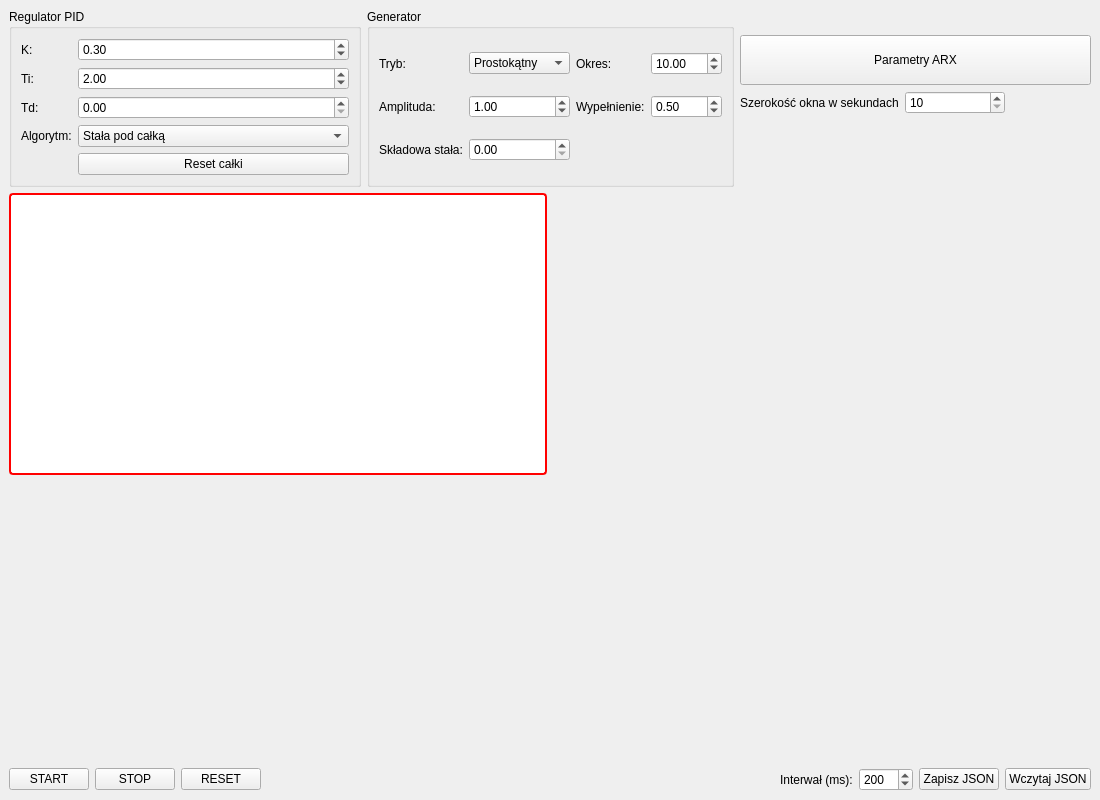
Before: the Qt Designer form projektUAR-master/mainwindow.ui in IgorStarnowski/Projekt-Sieci, drawn with Qt 5.
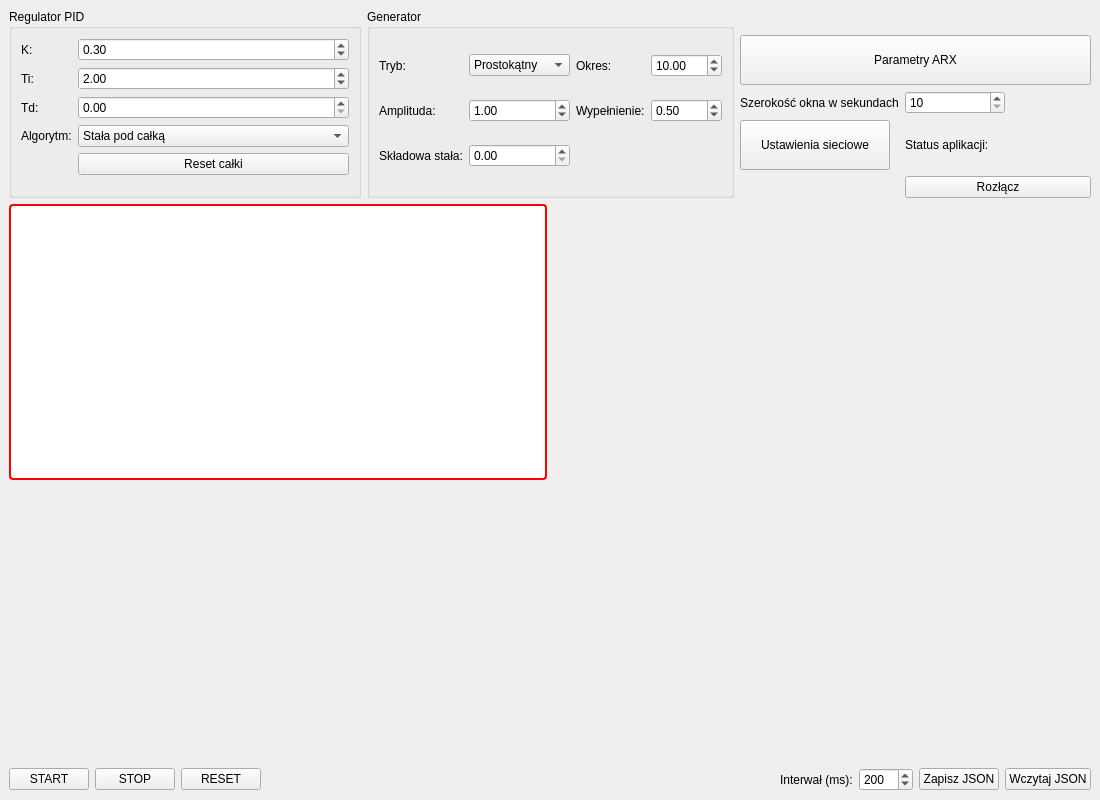
After: the same form once the commit is applied.

Commit message: gui+łączenie sieciowe

Diff of the .ui file:
```diff
--- a/projektUAR-master/mainwindow.ui
+++ b/projektUAR-master/mainwindow.ui
@@ -263,6 +263,39 @@
           </property>
          </spacer>
         </item>
+        <item row="4" column="0">
+         <widget class="QPushButton" name="btnSiec">
+          <property name="minimumSize">
+           <size>
+            <width>150</width>
+            <height>50</height>
+           </size>
+          </property>
+          <property name="maximumSize">
+           <size>
+            <width>16777215</width>
+            <height>16777215</height>
+           </size>
+          </property>
+          <property name="text">
+           <string>Ustawienia sieciowe</string>
+          </property>
+         </widget>
+        </item>
+        <item row="4" column="1">
+         <widget class="QLabel" name="statusLabel">
+          <property name="text">
+           <string>Status aplikacji: </string>
+          </property>
+         </widget>
+        </item>
+        <item row="5" column="1">
+         <widget class="QPushButton" name="btnRozlacz">
+          <property name="text">
+           <string>Rozłącz</string>
+          </property>
+         </widget>
+        </item>
        </layout>
       </item>
      </layout>
```
Left out of the diff: 60 changed lines with no effect on the pictures. The commit also changes 13 other files.
